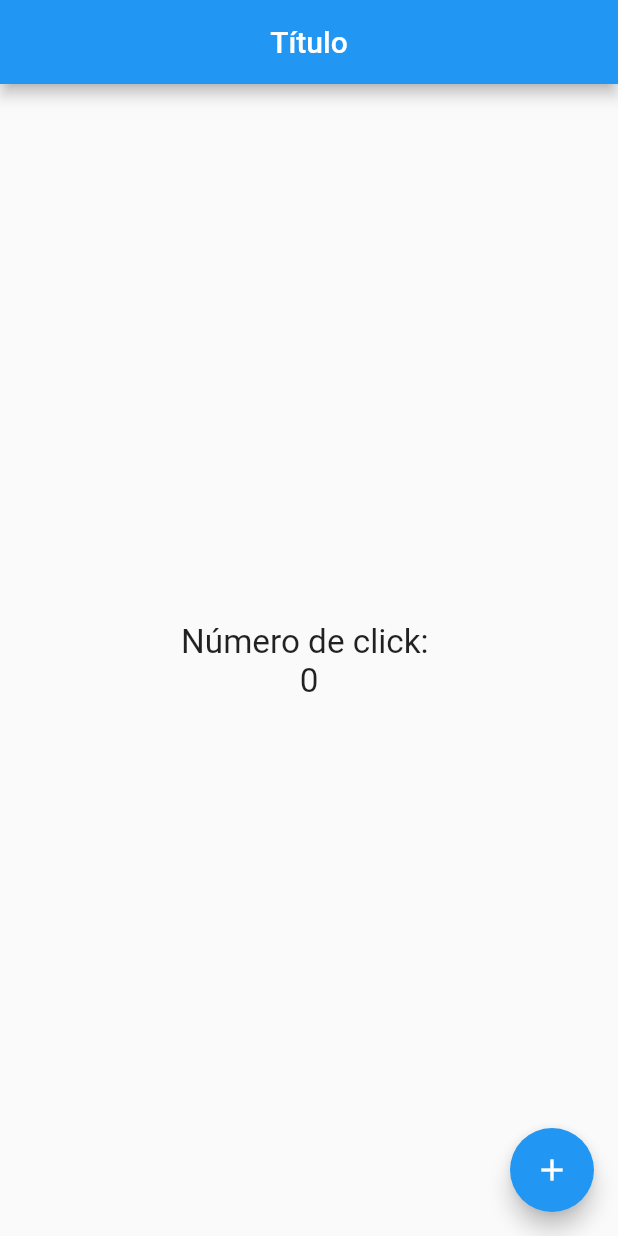
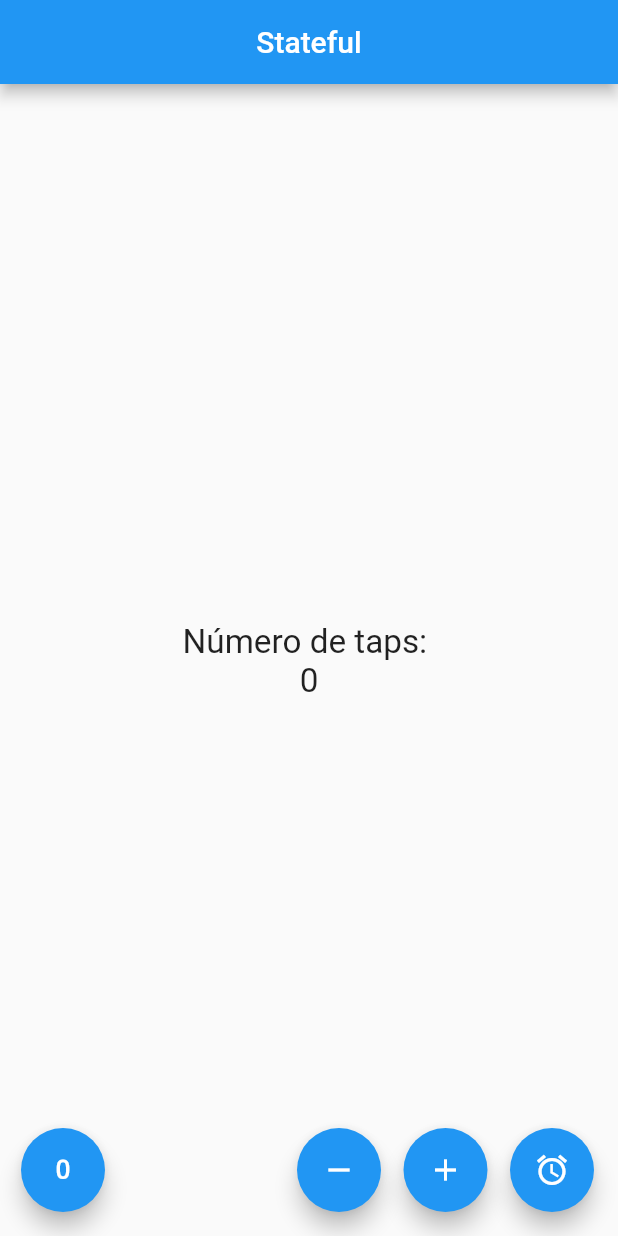
Before and after one commit to ang850123/Contador, a Flutter app: the screen it shows after launch, on a phone screen of 412 x 824 dp. Run offline on Flutter 3.47's test engine with Material 2 defaults, Android fonts, the phone set to English and light mode, and no system bars.

Commit message:
Segunda Salva

```diff
--- a/Prueba/flutter_application_1/lib/main.dart
+++ b/Prueba/flutter_application_1/lib/main.dart
@@ -1,6 +1,6 @@
 import 'package:flutter/material.dart';
 
-//importaciones q escribimos
+/*importaciones q escribimos*/
 import 'src/app.dart';
 
 void main() {
--- a/Prueba/flutter_application_1/lib/src/app.dart
+++ b/Prueba/flutter_application_1/lib/src/app.dart
@@ -1,14 +1,17 @@
 import 'package:flutter/material.dart';
 
 //importaciones q recibimos
-import 'package:flutter_application_1/src/pages/home_page.dart';
+//import 'package:flutter_application_1/src/pages/home_page.dart';
+import 'package:flutter_application_1/src/pages/contador_page.dart';
 
 class MyApp extends StatelessWidget {
   @override
   Widget build(context) {
     return MaterialApp(
+      debugShowCheckedModeBanner: false,
       home: Center(
-        child: HomePage(),
+        //child: HomePage(),
+        child: ContadorPage(),
       ),
     );
   }
--- /dev/null
+++ b/Prueba/flutter_application_1/lib/src/pages/contador_page.dart
@@ -0,0 +1,73 @@
+import 'package:flutter/material.dart';
+
+class ContadorPage extends StatefulWidget {
+  @override
+  createState() => _ContadorPageState();
+}
+
+class _ContadorPageState extends State<ContadorPage> {
+  final _estiloTexto = new TextStyle(fontSize: 22.2);
+  int _conteo = 0;
+
+  @override
+  Widget build(BuildContext context) {
+    return Scaffold(
+        appBar: AppBar(
+          title: Text('Stateful'),
+          centerTitle: true,
+        ),
+        body: Center(
+            child: Column(
+          mainAxisAlignment: MainAxisAlignment.center,
+          children: <Widget>[
+            Text('Número de taps: ', style: _estiloTexto),
+            Text('$_conteo', style: _estiloTexto),
+          ],
+        )
+
+            //Text('Hola Mundo'),
+
+            ),
+        //floatingActionButtonLocation: FloatingActionButtonLocation.centerFloat,
+        floatingActionButton: _crearBotones()
+
+        /*FloatingActionButton(
+        child: Icon(Icons.add),
+        onPressed: () {
+          //print('Hola mundo');
+          _conteo++;
+          setState(() {});
+        },
+      ),*/
+        );
+  }
+
+  Widget _crearBotones() {
+    return Row(
+      mainAxisAlignment: MainAxisAlignment.end,
+      children: [
+        SizedBox(width: 30.0),
+        FloatingActionButton(
+            child: Icon(Icons.exposure_zero), onPressed: _reset),
+        Expanded(child: SizedBox()),
+        FloatingActionButton(child: Icon(Icons.remove), onPressed: _sustraer),
+        SizedBox(width: 15.0),
+        FloatingActionButton(child: Icon(Icons.add), onPressed: _agregar),
+        SizedBox(width: 15.0),
+        FloatingActionButton(child: Icon(Icons.alarm), onPressed: null),
+      ],
+    );
+  }
+
+  void _agregar() {
+    setState(() => _conteo++);
+  }
+
+  void _sustraer() {
+    setState(() => _conteo--);
+  }
+
+  void _reset() {
+    setState(() => _conteo = 0);
+  }
+}
--- a/Prueba/flutter_application_1/lib/src/pages/home_page.dart
+++ b/Prueba/flutter_application_1/lib/src/pages/home_page.dart
@@ -2,7 +2,7 @@ import 'package:flutter/material.dart';
 
 class HomePage extends StatelessWidget {
   final estiloTexto = new TextStyle(fontSize: 22.2);
-
+  final conteo = 10;
   @override
   Widget build(BuildContext context) {
     return Scaffold(
@@ -15,17 +15,18 @@ class HomePage extends StatelessWidget {
         mainAxisAlignment: MainAxisAlignment.center,
         children: <Widget>[
           Text('Número de click: ', style: estiloTexto),
-          Text('0', style: estiloTexto),
+          Text('$conteo', style: estiloTexto),
         ],
       )
 
           //Text('Hola Mundo'),
 
           ),
+      floatingActionButtonLocation: FloatingActionButtonLocation.centerFloat,
       floatingActionButton: FloatingActionButton(
         child: Icon(Icons.add),
         onPressed: () {
-          print('Hola mundo');
+          //print('Hola mundo');
         },
       ),
     );
```
